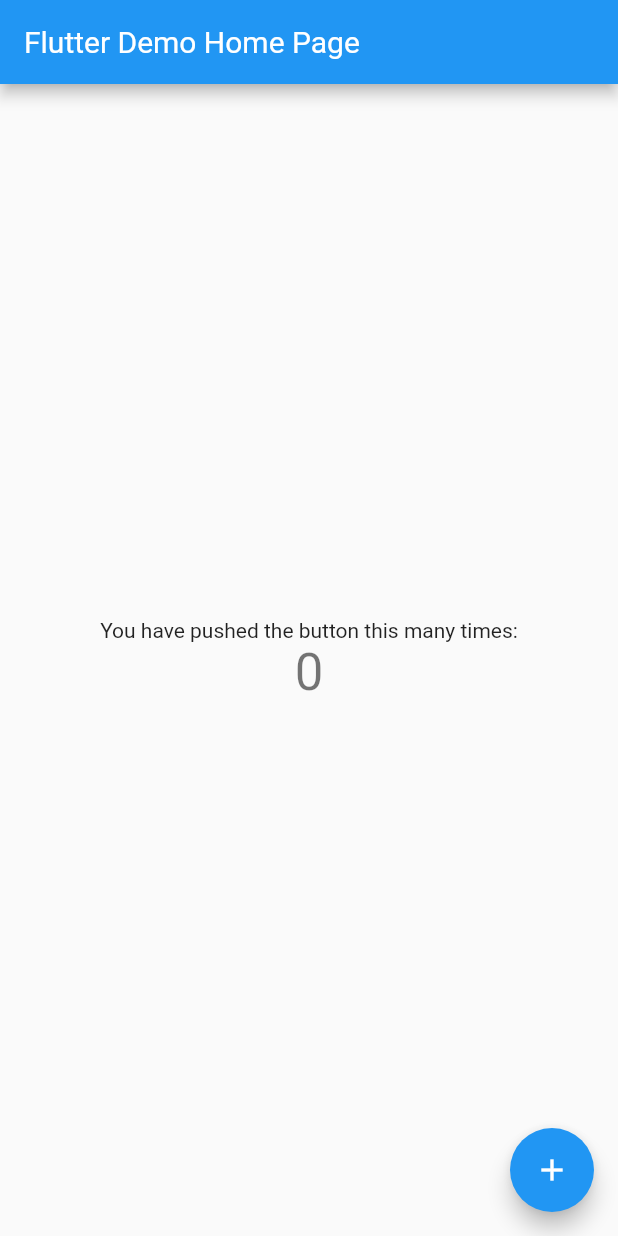
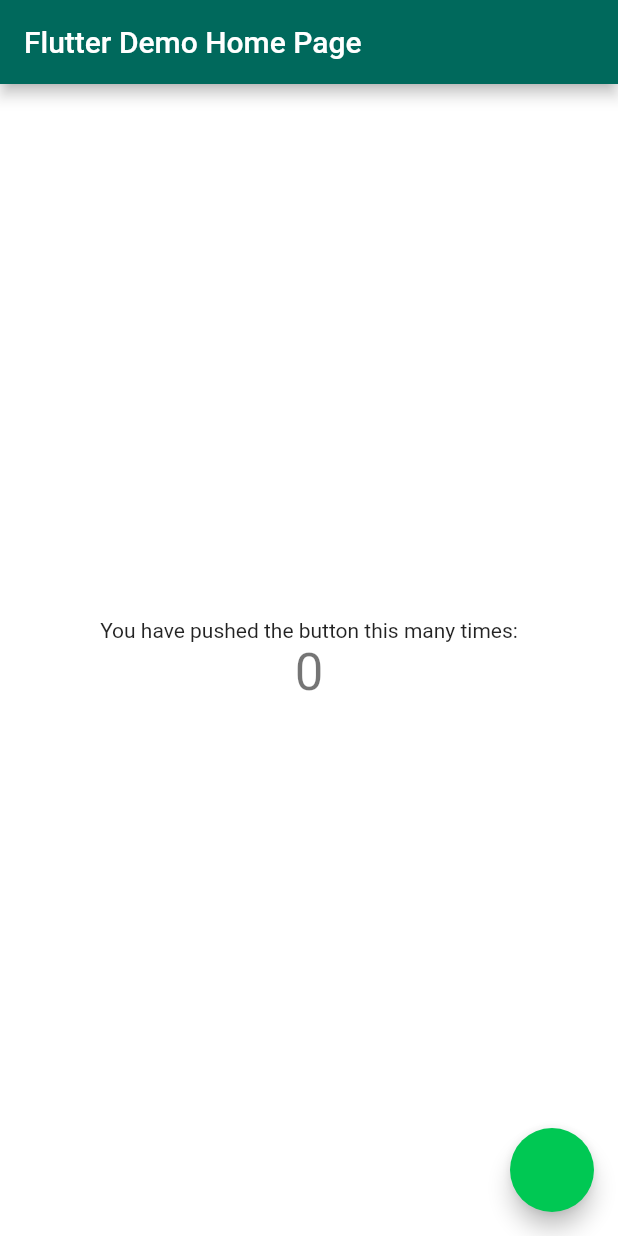
Before and after one commit to timilehinjegede/whatsapp-clone, a Flutter app: the screen it shows after launch, on a phone screen of 412 x 824 dp. Run offline on Flutter 3.47's test engine with Material 2 defaults, Android fonts, the phone set to English and light mode, and no system bars.

Commit message:
Added app themes for both light and dark theme

```diff
--- a/lib/main.dart
+++ b/lib/main.dart
@@ -1,4 +1,5 @@
 import 'package:flutter/material.dart';
+import 'package:whatsapp_clone/theme/theme.dart';
 
 void main() {
   runApp(MyApp());
@@ -10,18 +11,7 @@ class MyApp extends StatelessWidget {
   Widget build(BuildContext context) {
     return MaterialApp(
       title: 'Flutter Demo',
-      theme: ThemeData(
-        // This is the theme of your application.
-        //
-        // Try running your application with "flutter run". You'll see the
-        // application has a blue toolbar. Then, without quitting the app, try
-        // changing the primarySwatch below to Colors.green and then invoke
-        // "hot reload" (press "r" in the console where you ran "flutter run",
-        // or simply save your changes to "hot reload" in a Flutter IDE).
-        // Notice that the counter didn't reset back to zero; the application
-        // is not restarted.
-        primarySwatch: Colors.blue,
-      ),
+      theme: lightThemeData(),
       home: MyHomePage(title: 'Flutter Demo Home Page'),
     );
   }
--- a/lib/styles/colors.dart
+++ b/lib/styles/colors.dart
@@ -15,6 +15,8 @@ class AppColorsLight {
   static final gColor = Colors.grey[900];
   // glColor ==> grey lighter color
   static final glColor = Colors.grey[600];
+  // color white
+  static final kWhite = Colors.white;
 }
 
 class AppColorsDark {
--- a/lib/theme/theme.dart
+++ b/lib/theme/theme.dart
@@ -0,0 +1,68 @@
+import 'package:flutter/material.dart';
+import 'package:whatsapp_clone/styles/colors.dart';
+
+// ===== ThemeData for light theme =====
+ThemeData lightThemeData() {
+  final baseTheme = ThemeData.light();
+  return baseTheme.copyWith(
+    tabBarTheme: baseTheme.tabBarTheme.copyWith(
+      indicator: UnderlineTabIndicator(
+        borderSide: BorderSide(
+          color: AppColorsLight.kWhite,
+          width: 2.0,
+        ),
+      ),
+      labelColor: AppColorsLight.kWhite,
+      unselectedLabelColor: AppColorsLight.tlColor,
+    ),
+    brightness: Brightness.light,
+    accentColor: AppColorsLight.gaColor,
+    primaryColor: AppColorsLight.tColor,
+    floatingActionButtonTheme: baseTheme.floatingActionButtonTheme.copyWith(
+      backgroundColor: AppColorsLight.gaColor,
+      foregroundColor: AppColorsLight.gaColor,
+    ),
+    scaffoldBackgroundColor: AppColorsLight.kWhite,
+    backgroundColor: AppColorsLight.kWhite,
+    iconTheme: baseTheme.iconTheme.copyWith(
+      color: AppColorsLight.kWhite,
+    ),
+    primaryIconTheme: baseTheme.primaryIconTheme.copyWith(
+      color: AppColorsLight.kWhite,
+    ),
+    textTheme: baseTheme.textTheme.copyWith(),
+  );
+}
+
+// ===== ThemeData for dark theme =====
+ThemeData darkThemeData() {
+  final baseTheme = ThemeData.light();
+  return baseTheme.copyWith(
+    tabBarTheme: baseTheme.tabBarTheme.copyWith(
+      indicator: UnderlineTabIndicator(
+        borderSide: BorderSide(
+          color: AppColorsLight.kWhite,
+          width: 2.0,
+        ),
+      ),
+      labelColor: AppColorsLight.kWhite,
+      unselectedLabelColor: AppColorsLight.tlColor,
+    ),
+    brightness: Brightness.light,
+    accentColor: AppColorsLight.gaColor,
+    primaryColor: AppColorsLight.tColor,
+    floatingActionButtonTheme: baseTheme.floatingActionButtonTheme.copyWith(
+      backgroundColor: AppColorsLight.gaColor,
+      foregroundColor: AppColorsLight.gaColor,
+    ),
+    scaffoldBackgroundColor: AppColorsLight.kWhite,
+    backgroundColor: AppColorsLight.kWhite,
+    iconTheme: baseTheme.iconTheme.copyWith(
+      color: AppColorsLight.kWhite,
+    ),
+    primaryIconTheme: baseTheme.primaryIconTheme.copyWith(
+      color: AppColorsLight.tlColor,
+    ),
+    textTheme: baseTheme.textTheme.copyWith(),
+  );
+}
```
Also changed, not shown: pubspec.yaml (+5 -5 lines).
